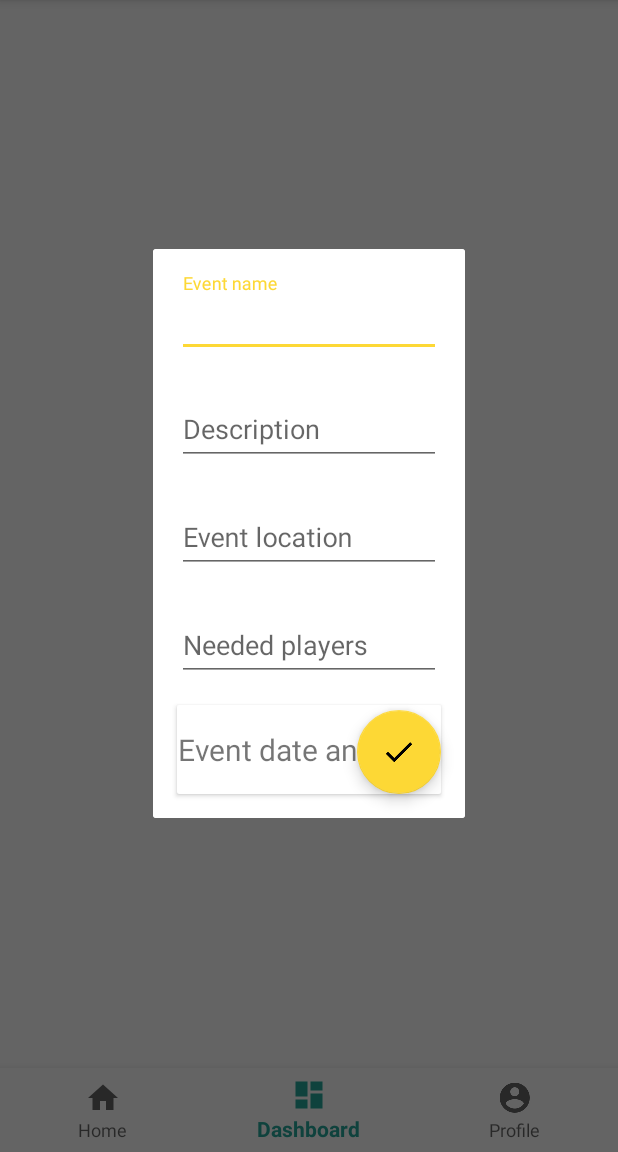
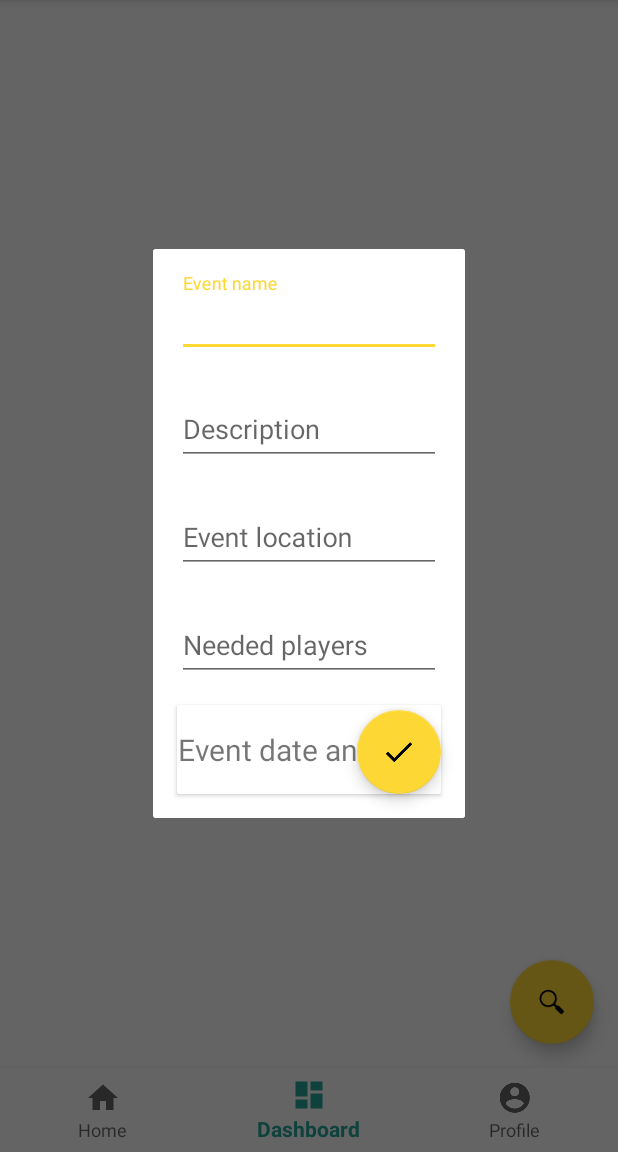
Before and after one commit to samuolis/Training-Buddy, an Android app: the fragment AddEventDialogFragment placed in its activity, item 2 of the bottom bar chosen, on a phone screen of 412 x 824 dp, the part 84-1236 px from its top. Run offline under Robolectric (Android 15) with nearby library versions, the phone set to English and light mode, and no system bars; our stand-ins replace Room's generated code; 2 statements that could not run were skipped.

Commit message:
TA-21
Added navigation fragment and call to backend

```diff
--- a/app/src/main/java/com/example/lukas/trainerapp/db/AppDatabase.java
+++ b/app/src/main/java/com/example/lukas/trainerapp/db/AppDatabase.java
@@ -11,7 +11,7 @@ import androidx.room.Database;
 import androidx.room.Room;
 import androidx.room.RoomDatabase;
 
-@Database(entities = {User.class, Event.class}, version = 15, exportSchema = false)
+@Database(entities = {User.class, Event.class}, version = 16, exportSchema = false)
 public abstract class AppDatabase extends RoomDatabase {
 
     public abstract UserDao userDao();
--- a/app/src/main/java/com/example/lukas/trainerapp/db/entity/Event.kt
+++ b/app/src/main/java/com/example/lukas/trainerapp/db/entity/Event.kt
@@ -12,4 +12,4 @@ import java.util.Date
 data class Event(@PrimaryKey(autoGenerate = true) val eventId: Long?, val userId: String?, val eventName: String?,
                  val eventDescription: String?, val eventLocationName: String?,
                  val eventLocationLatitude: Double?, val eventLocationLongitude: Double?,
-                 val eventPlayers: Int?, val eventDate: Date?)
+                 val eventLocationCountryCode: String?, val eventPlayers: Int?, val eventDate: Date?)
--- a/app/src/main/java/com/example/lukas/trainerapp/ui/NavigationActivity.kt
+++ b/app/src/main/java/com/example/lukas/trainerapp/ui/NavigationActivity.kt
@@ -1,6 +1,9 @@
 package com.example.lukas.trainerapp.ui
 
+import android.Manifest
 import android.content.Intent
+import android.content.pm.PackageManager
+import android.location.Location
 import android.os.Bundle
 import android.os.Handler
 import android.view.Menu
@@ -9,6 +12,8 @@ import android.view.View
 import android.widget.Toast
 import com.google.android.material.bottomnavigation.BottomNavigationView
 import androidx.appcompat.app.AppCompatActivity
+import androidx.core.app.ActivityCompat
+import androidx.core.content.ContextCompat
 import androidx.fragment.app.FragmentManager
 import androidx.fragment.app.FragmentTransaction
 import androidx.lifecycle.ViewModelProviders
@@ -23,6 +28,13 @@ class NavigationActivity : AppCompatActivity(), FragmentManager.OnBackStackChang
 
     var profileFragment = ProfileFragment()
     var homeFragment = HomeFragment()
+    var dashboardFragment = DashboardFragment()
+
+    private val REQUEST_PERMISION_CODE = 1111
+
+    companion object {
+        var permisionsResult: Boolean = false
+    }
 
     private val mOnNavigationItemSelectedListener = BottomNavigationView.OnNavigationItemSelectedListener { item ->
         when (item.itemId) {
@@ -35,8 +47,8 @@ class NavigationActivity : AppCompatActivity(), FragmentManager.OnBackStackChang
             }
             R.id.navigation_dashboard -> {
                 supportFragmentManager.beginTransaction()
-                        .remove(profileFragment)
-                        .remove(homeFragment)
+                        .setTransition(FragmentTransaction.TRANSIT_FRAGMENT_FADE)
+                        .replace(R.id.navigation_frame, dashboardFragment)
                         .commit()
                 return@OnNavigationItemSelectedListener true
             }
@@ -63,12 +75,38 @@ class NavigationActivity : AppCompatActivity(), FragmentManager.OnBackStackChang
         supportActionBar?.title = getString(R.string.app_name)
         //Listen for changes in the back stack
         getSupportFragmentManager().addOnBackStackChangedListener(this);
+        if (ContextCompat.checkSelfPermission(this,
+                        Manifest.permission.ACCESS_COARSE_LOCATION) != PackageManager.PERMISSION_GRANTED) {
+            ActivityCompat.requestPermissions(this,
+                    arrayOf(Manifest.permission.ACCESS_COARSE_LOCATION),
+                    REQUEST_PERMISION_CODE /*LOCATION_PERMISSION_REQUEST_CODE*/)
+        }
         //Handle when activity is recreated like on orientation Change
         shouldDisplayHomeUp()
         supportFragmentManager.beginTransaction()
                 .replace(R.id.navigation_frame, homeFragment)
                 .commit()
         navigation.setOnNavigationItemSelectedListener(mOnNavigationItemSelectedListener)
+    }
+
+    override fun onRequestPermissionsResult(requestCode: Int, permissions: Array<out String>, grantResults: IntArray) {
+        when (requestCode) {
+            REQUEST_PERMISION_CODE -> {
+                // If request is cancelled, the result arrays are empty.
+                if ((grantResults.isNotEmpty() && grantResults[0] == PackageManager.PERMISSION_GRANTED)) {
+                    permisionsResult = true
+                } else {
+                    permisionsResult = false
+                }
+                return
+            }
+
+            // Add other 'when' lines to check for other
+            // permissions this app might request.
+            else -> {
+                // Ignore all other requests.
+            }
+        }
     }
 
     override fun onBackStackChanged() {
--- a/app/src/main/java/com/example/lukas/trainerapp/ui/fragments/AddEventDialogFragment.kt
+++ b/app/src/main/java/com/example/lukas/trainerapp/ui/fragments/AddEventDialogFragment.kt
@@ -18,6 +18,7 @@ import android.content.ContentValues.TAG
 import com.google.android.gms.common.GooglePlayServicesNotAvailableException
 import com.google.android.gms.common.GooglePlayServicesRepairableException
 import android.content.Intent
+import android.location.Geocoder
 import android.text.SpannableStringBuilder
 import android.util.Log
 import android.widget.Toast
@@ -29,6 +30,7 @@ import com.example.lukas.trainerapp.db.viewmodel.EventViewModel
 import com.example.lukas.trainerapp.ui.NavigationActivity
 import com.example.lukas.trainerapp.webService.EventWebService
 import com.google.android.gms.location.places.ui.PlaceAutocomplete
+import com.google.android.gms.maps.model.LatLng
 import com.google.android.material.snackbar.Snackbar
 import com.google.gson.GsonBuilder
 import retrofit2.Call
@@ -49,6 +51,7 @@ class AddEventDialogFragment : DialogFragment() {
     var selectedLocationName: String? =  null
     var selectedLocationLatitude: Double? = null
     var selectedLocationLongitude: Double? = null
+    var selectedLocationCountryCode: String? = null
     var dateAndTimeIsSet: Boolean = false
     var eventViewModel: EventViewModel? = null;
 
@@ -118,7 +121,7 @@ class AddEventDialogFragment : DialogFragment() {
         userViewModel.user.observe(this, androidx.lifecycle.Observer {
              event = Event(null, it.userId, event_name_edit_text.text?.toString(), event_description_edit_text.text?.toString(),
                      selectedLocationName, selectedLocationLatitude,
-                     selectedLocationLongitude, eventDate = selectedDateAndTime,
+                     selectedLocationLongitude, selectedLocationCountryCode, eventDate = selectedDateAndTime,
                      eventPlayers = eventPlayersNumber)
 
             eventWebService.createEvent(event).enqueue(object : Callback<Event> {
@@ -147,6 +150,12 @@ class AddEventDialogFragment : DialogFragment() {
                 selectedLocationLatitude = place.latLng.latitude
                 selectedLocationLongitude = place.latLng.longitude
                 selectedLocationName = place.name.toString()
+
+                var geocoder = Geocoder(context, Locale.getDefault())
+                var adresses = geocoder.getFromLocation(place.latLng.latitude,
+                        place.latLng.longitude, 1)
+                var address = adresses[0]
+                selectedLocationCountryCode = address.getCountryCode()
                 event_location_edit_text.text = SpannableStringBuilder(place.address)
                 Log.i(TAG, "Place: " + place.name)
             } else if (resultCode == PlaceAutocomplete.RESULT_ERROR) {
--- /dev/null
+++ b/app/src/main/java/com/example/lukas/trainerapp/ui/fragments/DashboardFragment.kt
@@ -0,0 +1,63 @@
+package com.example.lukas.trainerapp.ui.fragments
+
+
+import android.Manifest
+import android.content.pm.PackageManager
+import android.location.Geocoder
+import android.location.Location
+import android.os.Bundle
+import android.view.LayoutInflater
+import android.view.View
+import android.view.ViewGroup
+import android.widget.Toast
+import androidx.core.content.ContextCompat
+import androidx.fragment.app.Fragment
+
+import com.example.lukas.trainerapp.R
+import com.google.android.gms.location.FusedLocationProviderClient
+import com.google.android.gms.location.LocationServices
+import androidx.core.app.ActivityCompat
+import java.util.*
+
+
+class DashboardFragment : Fragment() {
+
+    private val REQUEST_PERMISION_CODE = 1111
+    private lateinit var fusedLocationClient: FusedLocationProviderClient
+    private var userLocation: Location? = null
+    private var userLocationCountryCode: String? = null
+
+    override fun onCreateView(inflater: LayoutInflater, container: ViewGroup?,
+                              savedInstanceState: Bundle?): View? {
+        // Inflate the layout for this fragment
+        var rootView = inflater.inflate(R.layout.fragment_dashboard, container, false)
+        getDataFromLocation { gotLocation, countryCode ->
+            userLocation = gotLocation
+            userLocationCountryCode = countryCode
+        }
+        return rootView
+    }
+
+    fun getDataFromLocation (callback: (gotLocation: Location?, countryCode: String?) -> Unit){
+        fusedLocationClient = LocationServices.getFusedLocationProviderClient(context!!)
+        if (ContextCompat.checkSelfPermission(context!!,
+                        Manifest.permission.ACCESS_COARSE_LOCATION) == PackageManager.PERMISSION_GRANTED) {
+            fusedLocationClient.lastLocation
+                    .addOnSuccessListener { location: Location? ->
+                        if (location != null)
+                        {
+                            var geocoder = Geocoder(context, Locale.getDefault())
+                            var adresses = geocoder.getFromLocation(location.latitude,
+                                    location.longitude, 1)
+                            var address = adresses[0]
+                            callback(location, address.countryCode)
+                        }
+                    }
+        } else {
+            Toast.makeText(context, "You do not enabled location", Toast.LENGTH_LONG).show()
+            callback(null, null)
+        }
+    }
+
+
+}
--- a/app/src/main/java/com/example/lukas/trainerapp/webService/EventWebService.kt
+++ b/app/src/main/java/com/example/lukas/trainerapp/webService/EventWebService.kt
@@ -15,4 +15,9 @@ interface EventWebService {
     @GET("/event/{userId}")
     fun getEventsByUserId(@Path("userId") userId: String?): Call<List<Event>>
 
+    @GET("/event/{countryCode}/{latitude}/{longitude}")
+    fun getEventsByLocation(@Path("countryCode") countryCode: String?,
+                            @Path("latitude") latitude: Double?,
+                            @Path("longitude") longitude: Double?): Call<List<Event>>
+
 }
--- /dev/null
+++ b/app/src/main/res/layout/fragment_dashboard.xml
@@ -0,0 +1,36 @@
+<?xml version="1.0" encoding="utf-8"?>
+<androidx.constraintlayout.widget.ConstraintLayout xmlns:android="http://schemas.android.com/apk/res/android"
+    xmlns:app="http://schemas.android.com/apk/res-auto"
+    xmlns:tools="http://schemas.android.com/tools"
+    android:layout_width="match_parent"
+    android:layout_height="match_parent"
+    tools:context=".ui.fragments.HomeFragment">
+
+    <androidx.swiperefreshlayout.widget.SwipeRefreshLayout
+        xmlns:android="http://schemas.android.com/apk/res/android"
+        android:id="@+id/dashboard_swipe_container"
+        android:layout_width="match_parent"
+        android:layout_height="match_parent">
+
+        <androidx.recyclerview.widget.RecyclerView
+            android:id="@+id/dashboard_recyclerview"
+            android:layout_width="match_parent"
+            android:layout_height="match_parent"
+            app:layout_constraintBottom_toBottomOf="parent"
+            app:layout_constraintEnd_toEndOf="parent"
+            app:layout_constraintStart_toStartOf="parent"
+            app:layout_constraintTop_toTopOf="parent"/>
+
+    </androidx.swiperefreshlayout.widget.SwipeRefreshLayout>
+
+    <com.google.android.material.floatingactionbutton.FloatingActionButton
+        android:id="@+id/dashboard_fab"
+        android:layout_width="wrap_content"
+        android:layout_height="wrap_content"
+        android:layout_gravity="end|bottom"
+        android:layout_margin="16dp"
+        android:src="@drawable/ic_action_search"
+        app:layout_constraintBottom_toBottomOf="parent"
+        app:layout_constraintEnd_toEndOf="parent" />
+
+</androidx.constraintlayout.widget.ConstraintLayout>
```
Also changed, not shown: app/build.gradle (+14 -14 lines), app/src/main/res/drawable-hdpi/ic_action_search.png (added), app/src/main/res/drawable-mdpi/ic_action_search.png (added), app/src/main/res/drawable-xhdpi/ic_action_search.png (added), app/src/main/res/drawable-xxhdpi/ic_action_search.png (added), app/src/main/res/drawable-xxxhdpi/ic_action_search.png (added).
